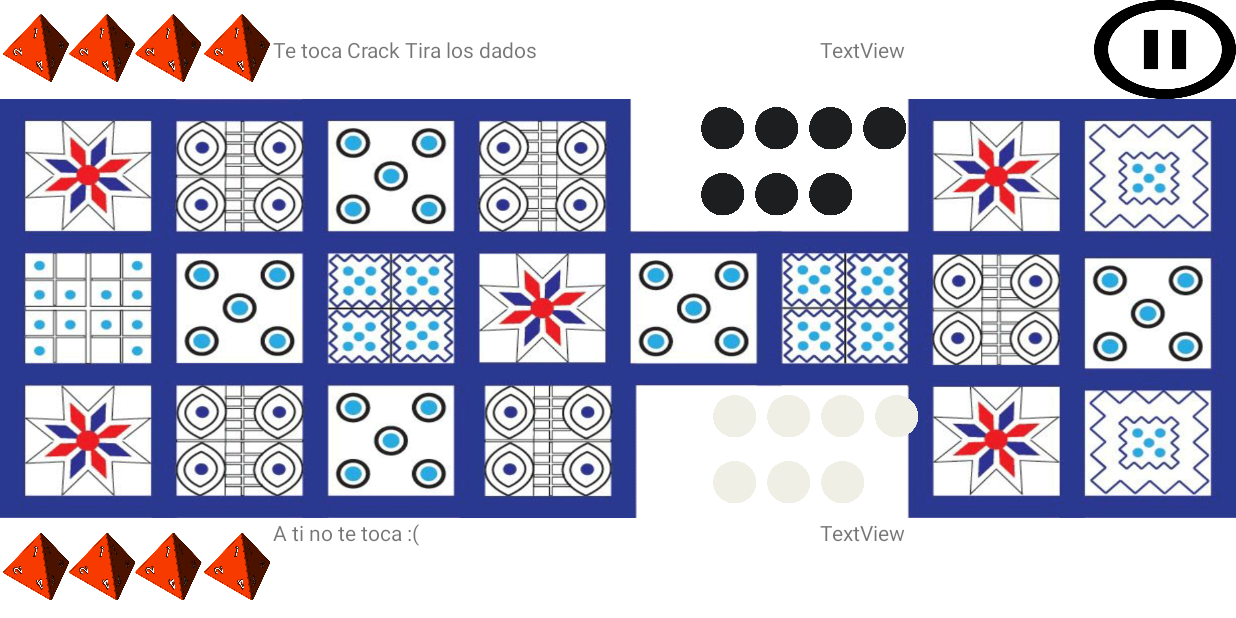
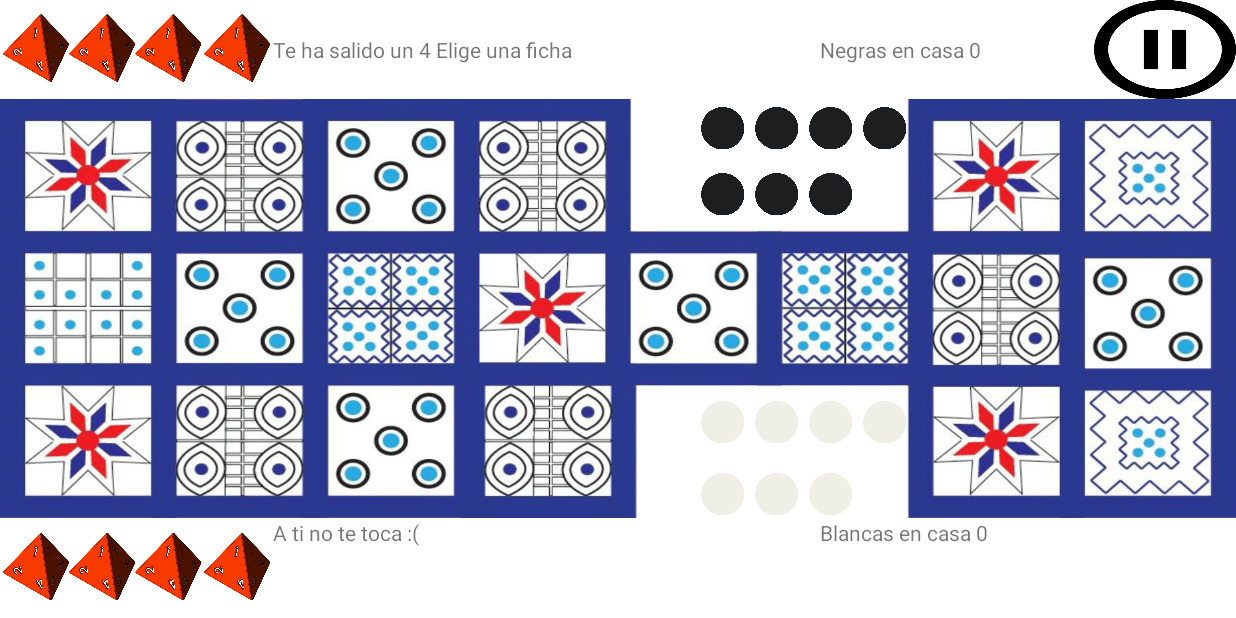
Before and after one commit to Olmo2/JuegoDeUr, an Android app: the JuegoActivity screen opened directly, with no data from a screen before it, after a tap on an icon or button, on a phone screen of 824 x 412 dp (held sideways). Run offline under Robolectric (Android 15) with nearby library versions, the phone set to English and light mode, and no system bars.

Commit message:
limpieza de código y toast turno extra

```diff
--- a/app/src/main/java/com/olmo/JuegoDeUr/JuegoActivity.java
+++ b/app/src/main/java/com/olmo/JuegoDeUr/JuegoActivity.java
@@ -4,6 +4,7 @@ import android.os.Bundle;
 import android.view.View;
 import android.widget.ImageView;
 import android.widget.TextView;
+import android.widget.Toast;
 
 import androidx.appcompat.app.AppCompatActivity;
 import androidx.constraintlayout.widget.ConstraintLayout;
@@ -17,8 +18,6 @@ public class JuegoActivity extends AppCompatActivity implements View.OnClickList
     /**
      * DECLARACIONES
      */
-    private final Integer DADOS = 0;
-    private final Integer TIRADA = 1;
     private ThreadJuego thread;
     private Tablero tablero;
     private Turno turno;
@@ -31,6 +30,10 @@ public class JuegoActivity extends AppCompatActivity implements View.OnClickList
      * 0:Ancho, 1:Alto
      */
     private int[] dimensionesTablero = new int[2];
+
+    private final int[] casaNegro = new int[]{4, 0};
+    private final int[] casaBlanco = new int[]{4, 2};
+
     private ConstraintLayout tableroView;
     /**
      * A->Negro, B->Blanco
@@ -114,10 +117,8 @@ public class JuegoActivity extends AppCompatActivity implements View.OnClickList
         textViewInfoNegro.setText("Empieza el juego");
         textViewInfoBlanco.setText("Empieza el juego");
 
-
-        textViewInfoNegro.setText("Fin del Juego");
-        textViewInfoBlanco.setText("Fin del Juego");
-
+        dimensionesTablero[0] = tableroView.getWidth();
+        dimensionesTablero[1] = tableroView.getHeight();
 
         thread.start();
     }
@@ -132,24 +133,9 @@ public class JuegoActivity extends AppCompatActivity implements View.OnClickList
         System.out.println("Ancho: " + dimensionesTablero[0]);
         System.out.println("alto: " + dimensionesTablero[1]);
         Boolean roseta = false;
-        do {
-            try {
-                thread.sleep(50);
-            } catch (InterruptedException e) {
-                e.printStackTrace();
-            }
-        }
-        while (!dados);
         dados = false;
         ficha = false;
-        runOnUiThread(new Runnable() {
-            @Override
-            public void run() {
-                texto(turno.getColor(), "Te toca Crack " + "Tira los dados");
-            }
-        });
-        // System.out.println("Tira los dados");
-        //   resp= sc.next()
+        runOnUiThread(() -> texto(turno.getColor(), "Te toca Crack " + "Tira los dados"));
         do {
             try {
                 thread.sleep(50);
@@ -166,31 +152,17 @@ public class JuegoActivity extends AppCompatActivity implements View.OnClickList
 
         //   System.out.println("Te ha salido un " + tirada);
         if (tirada == 0) {
-            runOnUiThread(new Runnable() {
-                @Override
-                public void run() {
-                    texto(turno.getColor(), "Pierdes turno pringao :P");
-                }
-            });
-
+            runOnUiThread(() -> texto(turno.getColor(), "Pierdes turno pringao :P"));
                 try {
                     thread.sleep(2500);
                 } catch (InterruptedException e) {
                     e.printStackTrace();
                 }
-
-
-            //System.err.println("Pierdes turno pringao");
         } else {
 
             if (turno.getColor()) {
                 do {
-                    runOnUiThread(new Runnable() {
-                        @Override
-                        public void run() {
-                            texto(turno.getColor(), "Te ha salido un " + tirada + " Elige una ficha");
-                        }
-                    });
+                    runOnUiThread(() -> texto(turno.getColor(), "Te ha salido un " + tirada + " Elige una ficha"));
                     do {
                         try {
                             thread.sleep(50);
@@ -201,8 +173,6 @@ public class JuegoActivity extends AppCompatActivity implements View.OnClickList
                     while (!ficha);
                     dados = false;
                     ficha = false;
-                    //  System.out.println("Elige Ficha 0-6");
-                    //  fich = sc.nextInt();
                 } while (!util.evaluarDestino(jB, tablero.getRecorridoBlanco(), tablero.getRecorridoNegro(), tirada,
                         fich));
 
@@ -210,30 +180,13 @@ public class JuegoActivity extends AppCompatActivity implements View.OnClickList
                         tablero.getRecorridoNegro());
 
 
-                    runOnUiThread(new Runnable() {
-                        @Override
-                        public void run() {
-                            util.posicionarFicha(fichaMover, dimensionesTablero,
-                                    jB.getFichas().get(fich - 1),
-                                    tablero.getRecorridoBlanco().get(jB.getFichas().get(fich - 1).getPosicion()).getCoordenadas()[0],
-                                    tablero.getRecorridoBlanco().get(jB.getFichas().get(fich - 1).getPosicion()).getCoordenadas()[1]);
-                        }
-                    });
-
-
-
-
-
+                    runOnUiThread(() -> util.posicionarFicha(fichaMover, dimensionesTablero,
+                            jB.getFichas().get(fich - 1),
+                            tablero.getRecorridoBlanco().get(jB.getFichas().get(fich - 1).getPosicion()).getCoordenadas()[0],
+                            tablero.getRecorridoBlanco().get(jB.getFichas().get(fich - 1).getPosicion()).getCoordenadas()[1]));
             } else {
-
                 do {
-                    runOnUiThread(new Runnable() {
-                        @Override
-                        public void run() {
-                            texto(turno.getColor(), "Te ha salido un " + tirada + " Elige una ficha");
-                        }
-                    });
-
+                    runOnUiThread(() -> texto(turno.getColor(), "Te ha salido un " + tirada + " Elige una ficha"));
                     do {
                         try {
                             thread.sleep(50);
@@ -244,58 +197,23 @@ public class JuegoActivity extends AppCompatActivity implements View.OnClickList
                     while (!ficha);
                     dados = false;
                     ficha = false;
-                    //System.out.println("Elige Ficha 0-6");
-                    //  fich = sc.nextInt();
                 } while (!util.evaluarDestino(jN, tablero.getRecorridoNegro(), tablero.getRecorridoBlanco(), tirada,
                         fich));
-
                 roseta = util.moverFicha(jN, jB, fich - 1, tirada, tablero.getRecorridoNegro(),
                         tablero.getRecorridoBlanco());
 
-
-                runOnUiThread(new Runnable() {
-                    @Override
-                    public void run() {
-                        util.posicionarFicha(fichaMover, dimensionesTablero,
-                                jN.getFichas().get(fich - 1),
-                                tablero.getRecorridoNegro().get(jN.getFichas().get(fich - 1).getPosicion()).getCoordenadas()[0],
-                                tablero.getRecorridoNegro().get(jN.getFichas().get(fich - 1).getPosicion()).getCoordenadas()[1]);
-                    }
+                runOnUiThread(() ->{//TODO COMER
+                    util.posicionarFicha(fichaMover, dimensionesTablero,
+                        jN.getFichas().get(fich - 1),
+                        tablero.getRecorridoNegro().get(jN.getFichas().get(fich - 1).getPosicion()).getCoordenadas()[0],
+                        tablero.getRecorridoNegro().get(jN.getFichas().get(fich - 1).getPosicion()).getCoordenadas()[1]);
                 });
-
-
             }
-
-
-            runOnUiThread(new Runnable() {
-                @Override
-                public void run() {
-                    textViewFichasBlanco.setText("En casa " + enCasaB );
-                }
+            runOnUiThread(() -> {
+                textViewFichasBlanco.setText("En casa " + enCasaB );
+                textViewFichasNegro.setText("En casa " + enCasaN );
             });
-
-            //System.out.println(jB.getFichas().get(i));
-
-
-            runOnUiThread(new Runnable() {
-                @Override
-                public void run() {
-                    textViewFichasNegro.setText("En casa " + enCasaN );
-                }
-            });
-
-            //System.out.println(jN.getFichas().get(i));
-
         }
-
-      /*  do {
-            try {
-                thread.sleep(50);
-            } catch (InterruptedException e) {
-                e.printStackTrace();
-            }
-        }
-        while (!dados);*/
         dados = false;
         ficha = false;
         return roseta;
@@ -306,11 +224,9 @@ public class JuegoActivity extends AppCompatActivity implements View.OnClickList
         if (color) {
             textViewInfoNegro.setText("A ti no te toca :(");
             textViewInfoBlanco.setText(str);
-            // System.out.println("Le toca al Blanco ");
         } else {
             textViewInfoBlanco.setText("A ti no te toca :(");
             textViewInfoNegro.setText(str);
-            // System.out.println("Le toca al Negro ");
         }
     }
 
@@ -440,23 +356,21 @@ public class JuegoActivity extends AppCompatActivity implements View.OnClickList
         }
     }
 
-
     class ThreadJuego extends Thread {
-
-
         @Override
         public void run() {
             while (enCasaB != 7 && enCasaN != 7) {
-                runOnUiThread(new Runnable() {
-                    @Override
-                    public void run() {
-                        textViewInfoNegro.setText("Negras en casa " + enCasaN);
-                        textViewInfoBlanco.setText("Blancas en casa " + enCasaB);
-                    }
+                runOnUiThread(() -> {
+                    textViewFichasNegro.setText("Negras en casa " + enCasaN);
+                    textViewFichasBlanco.setText("Blancas en casa " + enCasaB);
                 });
-                // System.out.println("Blancas en casa " + enCasaB + "Negras en casa " + enCasaN);
                 if (!juego(turno)) {
                     turno.setColor(!turno.getColor());
+                }else{
+                    runOnUiThread(() -> {
+                            Toast toast1 = Toast.makeText(getApplicationContext(),"Turno Extra", Toast.LENGTH_SHORT);
+                            toast1.show();
+                    });
                 }
                 enCasaB = 0;
                 enCasaN = 0;
@@ -469,6 +383,15 @@ public class JuegoActivity extends AppCompatActivity implements View.OnClickList
                 }
 
             }
+            runOnUiThread(() -> {
+                if(enCasaB==7){
+                    textViewInfoBlanco.setText("¡Victoria!");
+                    textViewInfoNegro.setText("Derrota :(");
+                }else{
+                    textViewInfoNegro.setText("¡Victoria!");
+                    textViewInfoBlanco.setText("Derrota :(");
+                }
+            });
         }
     }
 }
--- a/app/src/main/res/layout/activity_juego.xml
+++ b/app/src/main/res/layout/activity_juego.xml
@@ -52,73 +52,70 @@
         android:background="@drawable/board">
 
         <ImageView
+            android:id="@+id/ficha5B"
+            android:layout_width="36dp"
+            android:layout_height="31dp"
+            android:layout_marginEnd="324dp"
+            app:layout_constraintBottom_toBottomOf="parent"
+            app:layout_constraintEnd_toEndOf="parent"
+            app:srcCompat="@drawable/white" />
+
+        <ImageView
             android:id="@+id/ficha1B"
             android:layout_width="36dp"
             android:layout_height="31dp"
-            android:layout_marginTop="196dp"
-            android:layout_marginEnd="316dp"
+            android:layout_marginEnd="324dp"
+            android:layout_marginBottom="48dp"
+            app:layout_constraintBottom_toBottomOf="parent"
             app:layout_constraintEnd_toEndOf="parent"
-            app:layout_constraintTop_toTopOf="parent"
             app:srcCompat="@drawable/white" />
 
         <ImageView
             android:id="@+id/ficha2B"
             android:layout_width="36dp"
             android:layout_height="31dp"
-            android:layout_marginTop="196dp"
-            android:layout_marginEnd="280dp"
+            android:layout_marginEnd="288dp"
+            android:layout_marginBottom="48dp"
+            app:layout_constraintBottom_toBottomOf="parent"
             app:layout_constraintEnd_toEndOf="parent"
-            app:layout_constraintTop_toTopOf="parent"
             app:srcCompat="@drawable/white" />
 
         <ImageView
             android:id="@+id/ficha3B"
             android:layout_width="36dp"
             android:layout_height="31dp"
-            android:layout_marginTop="196dp"
-            android:layout_marginEnd="244dp"
+            android:layout_marginEnd="252dp"
+            android:layout_marginBottom="48dp"
+            app:layout_constraintBottom_toBottomOf="parent"
             app:layout_constraintEnd_toEndOf="parent"
-            app:layout_constraintTop_toTopOf="parent"
             app:srcCompat="@drawable/white" />
 
         <ImageView
             android:id="@+id/ficha4B"
             android:layout_width="36dp"
             android:layout_height="31dp"
-            android:layout_marginTop="196dp"
-            android:layout_marginEnd="208dp"
+            android:layout_marginEnd="216dp"
+            android:layout_marginBottom="48dp"
+            app:layout_constraintBottom_toBottomOf="parent"
             app:layout_constraintEnd_toEndOf="parent"
-            app:layout_constraintTop_toTopOf="parent"
-            app:srcCompat="@drawable/white" />
-
-        <ImageView
-            android:id="@+id/ficha5B"
-            android:layout_width="36dp"
-            android:layout_height="31dp"
-            android:layout_marginTop="240dp"
-            android:layout_marginEnd="316dp"
-            app:layout_constraintEnd_toEndOf="parent"
-            app:layout_constraintTop_toTopOf="parent"
             app:srcCompat="@drawable/white" />
 
         <ImageView
             android:id="@+id/ficha7B"
             android:layout_width="36dp"
             android:layout_height="31dp"
-            android:layout_marginTop="240dp"
-            android:layout_marginEnd="244dp"
+            android:layout_marginEnd="252dp"
+            app:layout_constraintBottom_toBottomOf="parent"
             app:layout_constraintEnd_toEndOf="parent"
-            app:layout_constraintTop_toTopOf="parent"
             app:srcCompat="@drawable/white" />
 
         <ImageView
             android:id="@+id/ficha6B"
             android:layout_width="36dp"
             android:layout_height="31dp"
-            android:layout_marginTop="240dp"
-            android:layout_marginEnd="280dp"
+            android:layout_marginEnd="288dp"
+            app:layout_constraintBottom_toBottomOf="parent"
             app:layout_constraintEnd_toEndOf="parent"
-            app:layout_constraintTop_toTopOf="parent"
             app:srcCompat="@drawable/white" />
 
         <ImageView
--- a/build.gradle
+++ b/build.gradle
@@ -5,7 +5,7 @@ buildscript {
         jcenter()
     }
     dependencies {
-        classpath "com.android.tools.build:gradle:4.1.1"
+        classpath 'com.android.tools.build:gradle:4.2.0'
 
         // NOTE: Do not place your application dependencies here; they belong
         // in the individual module build.gradle files
```
Also changed, not shown: app/src/main/java/com/olmo/JuegoDeUr/Service/Utilidades.java (+19 -15 lines), gradle/wrapper/gradle-wrapper.properties.
